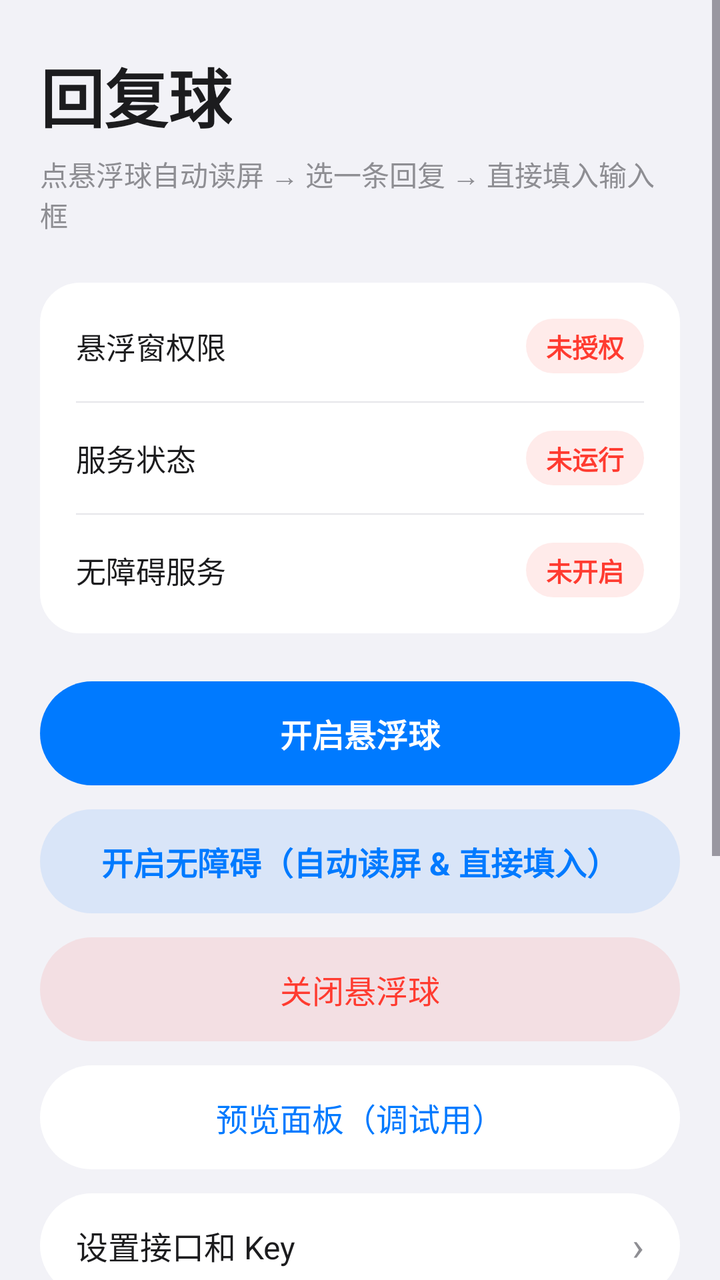
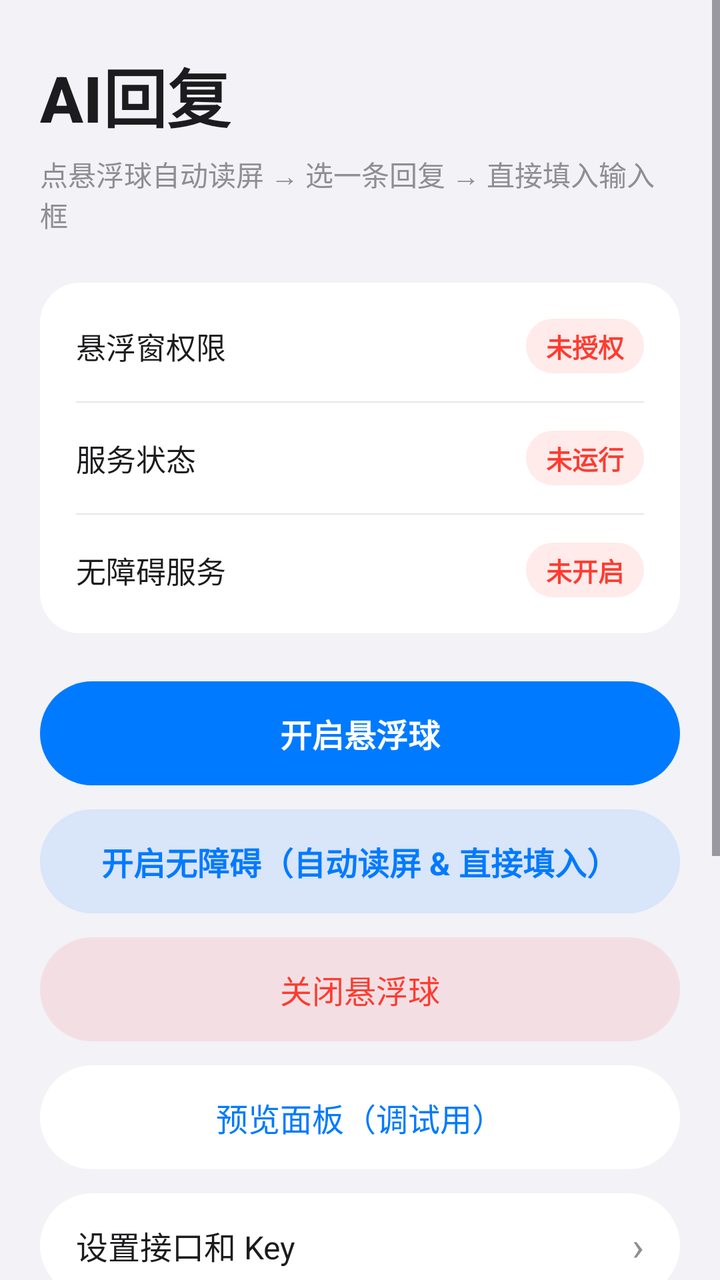

An Android layout rendered at two revisions. The XML below is the earlier revision; the diff shows what the commit changed to produce the second picture.
<!-- AndroidManifest.xml: application theme Theme.ReplyBubble -->
<!-- res/layout/activity_main.xml -->
<?xml version="1.0" encoding="utf-8"?>
<ScrollView xmlns:android="http://schemas.android.com/apk/res/android"
    android:layout_width="match_parent"
    android:layout_height="match_parent"
    android:background="@color/ios_grouped_bg"
    android:clipToPadding="false"
    android:fillViewport="true"
    android:fitsSystemWindows="true">

    <LinearLayout
        android:layout_width="match_parent"
        android:layout_height="wrap_content"
        android:orientation="vertical"
        android:paddingStart="20dp"
        android:paddingTop="24dp"
        android:paddingEnd="20dp"
        android:paddingBottom="32dp">

        <TextView
            android:layout_width="wrap_content"
            android:layout_height="wrap_content"
            android:fontFamily="sans-serif-medium"
            android:text="回复球"
            android:textColor="@color/ios_label"
            android:textSize="32sp"
            android:textStyle="bold" />

        <TextView
            android:layout_width="match_parent"
            android:layout_height="wrap_content"
            android:layout_marginTop="6dp"
            android:text="点悬浮球自动读屏 → 选一条回复 → 直接填入输入框"
            android:textColor="@color/ios_secondary"
            android:textSize="14sp" />

        
        <LinearLayout
            android:layout_width="match_parent"
            android:layout_height="wrap_content"
            android:layout_marginTop="24dp"
            android:background="@drawable/bg_card_status"
            android:orientation="vertical"
            android:padding="18dp">

            <LinearLayout
                android:layout_width="match_parent"
                android:layout_height="wrap_content"
                android:gravity="center_vertical"
                android:orientation="horizontal">

                <TextView
                    android:layout_width="0dp"
                    android:layout_height="wrap_content"
                    android:layout_weight="1"
                    android:text="悬浮窗权限"
                    android:textColor="@color/ios_label"
                    android:textSize="15sp" />

                <TextView
                    android:id="@+id/tvPermBadge"
                    android:layout_width="wrap_content"
                    android:layout_height="wrap_content"
                    android:background="@drawable/bg_badge_red"
                    android:paddingStart="10dp"
                    android:paddingTop="4dp"
                    android:paddingEnd="10dp"
                    android:paddingBottom="4dp"
                    android:text="未授权"
                    android:textColor="@color/ios_red"
                    android:textSize="13sp"
                    android:textStyle="bold" />
            </LinearLayout>

            <View
                android:layout_width="match_parent"
                android:layout_height="0.5dp"
                android:layout_marginTop="14dp"
                android:layout_marginBottom="14dp"
                android:background="@color/ios_separator" />

            <LinearLayout
                android:layout_width="match_parent"
                android:layout_height="wrap_content"
                android:gravity="center_vertical"
                android:orientation="horizontal">

                <TextView
                    android:layout_width="0dp"
                    android:layout_height="wrap_content"
                    android:layout_weight="1"
                    android:text="服务状态"
                    android:textColor="@color/ios_label"
                    android:textSize="15sp" />

                <TextView
                    android:id="@+id/tvServiceBadge"
                    android:layout_width="wrap_content"
                    android:layout_height="wrap_content"
                    android:background="@drawable/bg_badge_red"
                    android:paddingStart="10dp"
                    android:paddingTop="4dp"
                    android:paddingEnd="10dp"
                    android:paddingBottom="4dp"
                    android:text="未运行"
                    android:textColor="@color/ios_red"
                    android:textSize="13sp"
                    android:textStyle="bold" />
            </LinearLayout>

            <View
                android:layout_width="match_parent"
                android:layout_height="0.5dp"
                android:layout_marginTop="14dp"
                android:layout_marginBottom="14dp"
                android:background="@color/ios_separator" />

            <LinearLayout
                android:layout_width="match_parent"
                android:layout_height="wrap_content"
                android:gravity="center_vertical"
                android:orientation="horizontal">

                <TextView
                    android:layout_width="0dp"
                    android:layout_height="wrap_content"
                    android:layout_weight="1"
                    android:text="无障碍服务"
                    android:textColor="@color/ios_label"
                    android:textSize="15sp" />

                <TextView
                    android:id="@+id/tvAccessibilityBadge"
                    android:layout_width="wrap_content"
                    android:layout_height="wrap_content"
                    android:background="@drawable/bg_badge_red"
                    android:paddingStart="10dp"
                    android:paddingTop="4dp"
                    android:paddingEnd="10dp"
                    android:paddingBottom="4dp"
                    android:text="未开启"
                    android:textColor="@color/ios_red"
                    android:textSize="13sp"
                    android:textStyle="bold" />
            </LinearLayout>
        </LinearLayout>

        
        <TextView
            android:id="@+id/btnStart"
            android:layout_width="match_parent"
            android:layout_height="52dp"
            android:layout_marginTop="24dp"
            android:background="@drawable/bg_capsule_primary"
            android:gravity="center"
            android:text="开启悬浮球"
            android:textColor="#FFFFFF"
            android:textSize="16sp"
            android:textStyle="bold" />

        <TextView
            android:id="@+id/btnAccessibility"
            android:layout_width="match_parent"
            android:layout_height="52dp"
            android:layout_marginTop="12dp"
            android:background="@drawable/bg_capsule_soft_blue"
            android:gravity="center"
            android:text="开启无障碍（自动读屏 &amp; 直接填入）"
            android:textColor="@color/ios_blue"
            android:textSize="16sp"
            android:textStyle="bold" />

        <TextView
            android:id="@+id/btnStop"
            android:layout_width="match_parent"
            android:layout_height="52dp"
            android:layout_marginTop="12dp"
            android:background="@drawable/bg_capsule_danger"
            android:gravity="center"
            android:text="关闭悬浮球"
            android:textColor="@color/ios_red"
            android:textSize="16sp" />

        <TextView
            android:id="@+id/btnPreview"
            android:layout_width="match_parent"
            android:layout_height="52dp"
            android:layout_marginTop="12dp"
            android:background="@drawable/bg_capsule_secondary"
            android:gravity="center"
            android:text="预览面板（调试用）"
            android:textColor="@color/ios_blue"
            android:textSize="16sp" />

        <LinearLayout
            android:id="@+id/btnSettings"
            android:layout_width="match_parent"
            android:layout_height="52dp"
            android:layout_marginTop="12dp"
            android:background="@drawable/bg_capsule_secondary"
            android:gravity="center_vertical"
            android:orientation="horizontal"
            android:paddingStart="18dp"
            android:paddingEnd="18dp">

            <TextView
                android:layout_width="0dp"
                android:layout_height="wrap_content"
                android:layout_weight="1"
                android:text="设置接口和 Key"
                android:textColor="@color/ios_label"
                android:textSize="16sp" />

            <TextView
                android:layout_width="wrap_content"
                android:layout_height="wrap_content"
                android:text="›"
                android:textColor="@color/ios_secondary"
                android:textSize="20sp" />
        </LinearLayout>

        
        <TextView
            android:layout_width="match_parent"
            android:layout_height="wrap_content"
            android:layout_marginTop="24dp"
            android:lineSpacingMultiplier="1.4"
            android:text="说明：\n1. 开启「悬浮窗」和「无障碍服务」后，在聊天界面直接点悬浮球即可自动读取当前屏幕对话并生成回复；\n2. 点击任意一条回复，会自动填进聊天输入框，无需手动粘贴；\n3. 未开启无障碍时，自动退回剪贴板模式（复制消息 → 点球 → 点卡片复制）；\n4. 小米/华为需允许「后台弹出界面」；Android 13+ 若无障碍开关呈灰色，请到系统「应用信息 → 右上角菜单 → 允许受限设置」。"
            android:textColor="@color/ios_secondary"
            android:textSize="13sp" />

    </LinearLayout>
</ScrollView>
<!-- resources referenced by this layout -->
<resources>
  <color name="ios_blue">#007AFF</color>
  <color name="ios_grouped_bg">#F2F2F7</color>
  <color name="ios_label">#1C1C1E</color>
  <color name="ios_red">#FF3B30</color>
  <color name="ios_secondary">#8E8E93</color>
  <color name="ios_separator">#E5E5EA</color>
  <!-- drawable bg_badge_red (drawable) -->
  <?xml version="1.0" encoding="utf-8"?>
  <shape xmlns:android="http://schemas.android.com/apk/res/android"
      android:shape="rectangle">
      <solid android:color="#1AFF3B30" />
      <corners android:radius="999dp" />
  </shape>
  <!-- drawable bg_capsule_danger (drawable) -->
  <?xml version="1.0" encoding="utf-8"?>
  <ripple xmlns:android="http://schemas.android.com/apk/res/android"
      android:color="#26FF3B30">
      <item>
          <shape android:shape="rectangle">
              <solid android:color="#1AFF3B30" />
              <corners android:radius="999dp" />
          </shape>
      </item>
  </ripple>
  <!-- drawable bg_capsule_primary (drawable) -->
  <?xml version="1.0" encoding="utf-8"?>
  <ripple xmlns:android="http://schemas.android.com/apk/res/android"
      android:color="#33FFFFFF">
      <item>
          <shape android:shape="rectangle">
              <solid android:color="#007AFF" />
              <corners android:radius="999dp" />
          </shape>
      </item>
  </ripple>
  <!-- drawable bg_capsule_secondary (drawable) -->
  <?xml version="1.0" encoding="utf-8"?>
  <ripple xmlns:android="http://schemas.android.com/apk/res/android"
      android:color="#1A000000">
      <item>
          <shape android:shape="rectangle">
              <solid android:color="#FFFFFF" />
              <corners android:radius="999dp" />
          </shape>
      </item>
  </ripple>
  <!-- drawable bg_capsule_soft_blue (drawable) -->
  <?xml version="1.0" encoding="utf-8"?>
  <ripple xmlns:android="http://schemas.android.com/apk/res/android"
      android:color="#1A007AFF">
      <item>
          <shape android:shape="rectangle">
              <solid android:color="#1A007AFF" />
              <corners android:radius="999dp" />
          </shape>
      </item>
  </ripple>
  <!-- drawable bg_card_status (drawable) -->
  <?xml version="1.0" encoding="utf-8"?>
  <shape xmlns:android="http://schemas.android.com/apk/res/android"
      android:shape="rectangle">
      <solid android:color="#FFFFFF" />
      <corners android:radius="20dp" />
  </shape>
  <style name="Theme.ReplyBubble" parent="Theme.Material3.DayNight.NoActionBar">
          <item name="colorPrimary">@color/accent</item>
          <item name="colorSecondary">@color/accent</item>
      </style>
  <color name="accent">#007AFF</color>
</resources>

<!-- the commit's change to res/layout/activity_main.xml (unified diff, before → after) -->
@@ -20,7 +20,7 @@
             android:layout_width="wrap_content"
             android:layout_height="wrap_content"
             android:fontFamily="sans-serif-medium"
-            android:text="回复球"
+            android:text="AI回复"
             android:textColor="@color/ios_label"
             android:textSize="32sp"
             android:textStyle="bold" />
